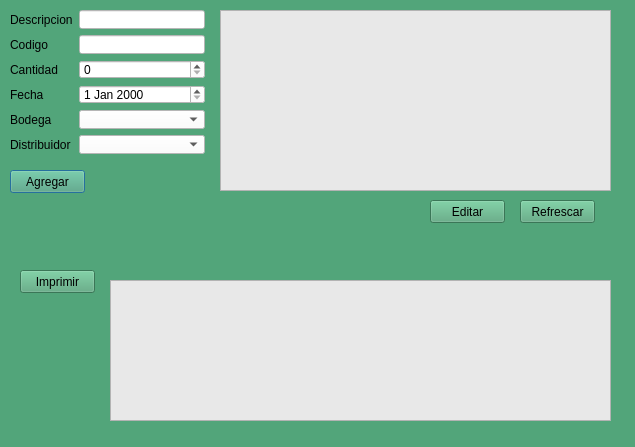
Old version of the form Proyecto P2/UI/pedido.ui in the repository piedrachin/proyecto.
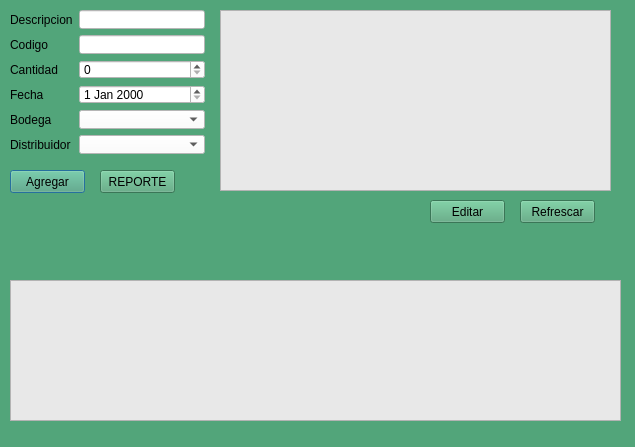
New version of the form.

The edit to the form file:
```diff
--- a/Proyecto P2/UI/pedido.ui
+++ b/Proyecto P2/UI/pedido.ui
@@ -46,14 +46,14 @@
   <widget class="QPushButton" name="btn_imprimir">
    <property name="geometry">
     <rect>
-     <x>20</x>
-     <y>270</y>
+     <x>100</x>
+     <y>170</y>
      <width>75</width>
      <height>23</height>
     </rect>
    </property>
    <property name="text">
-    <string>Imprimir</string>
+    <string>REPORTE</string>
    </property>
   </widget>
   <widget class="QTableWidget" name="tbl_lista_articulos_regis">
@@ -86,9 +86,9 @@
   <widget class="QListView" name="tbl_lista_por_imp">
    <property name="geometry">
     <rect>
-     <x>110</x>
+     <x>10</x>
      <y>280</y>
-     <width>501</width>
+     <width>611</width>
      <height>141</height>
     </rect>
    </property>
```
Left out of the diff: 4 changed lines with no effect on the pictures.
